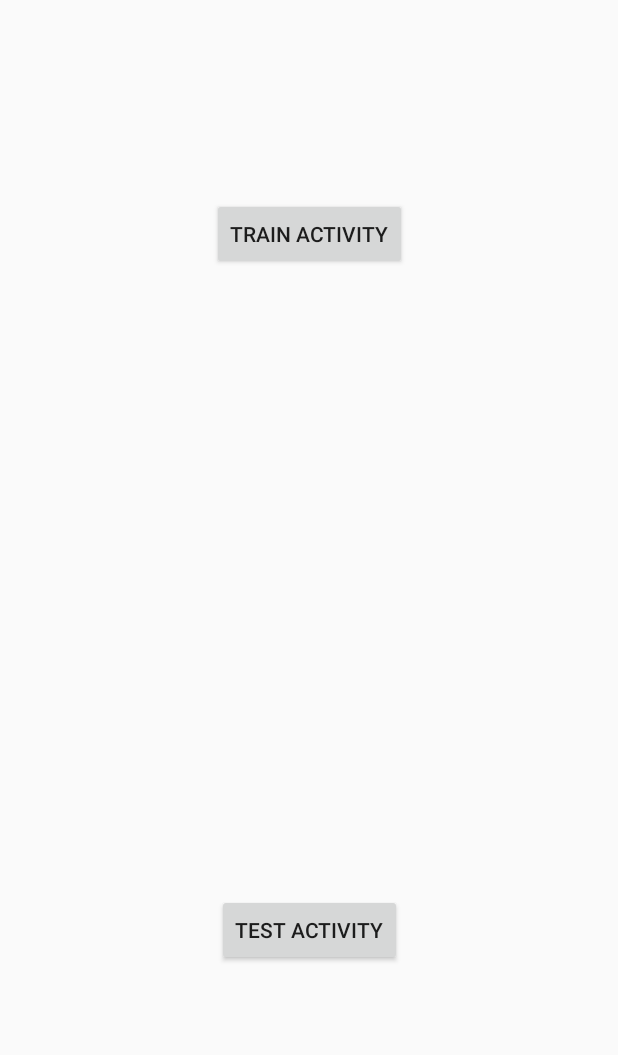
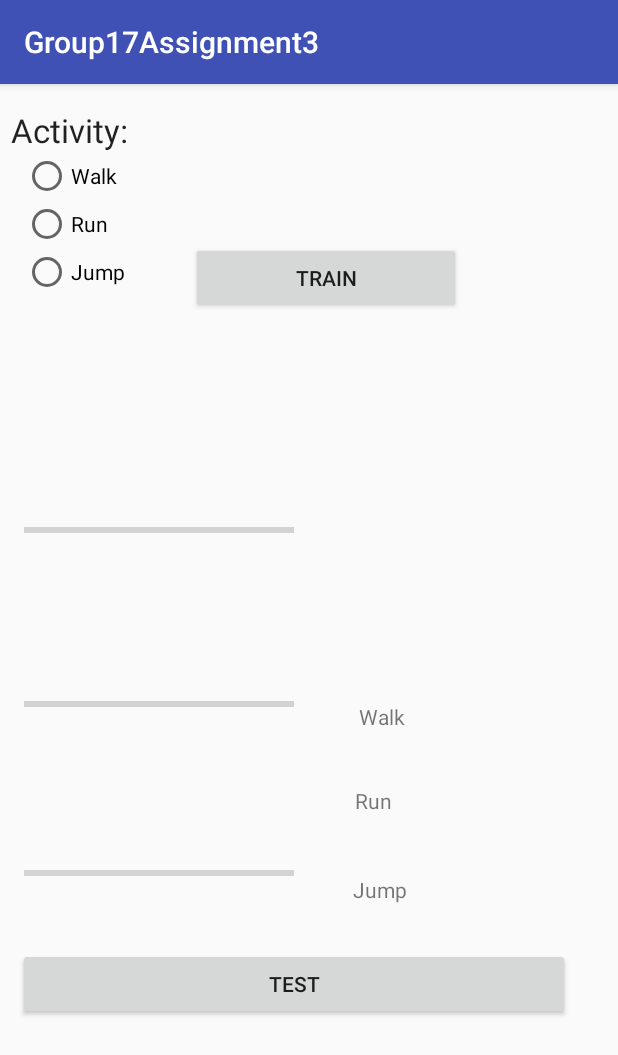
Before and after one commit to kushalbhatt/CSE535_Mobile_Computing, an Android app: the screen it shows after launch (MainActivity), on a phone screen of 412 x 824 dp. Shown: the top 1055 px of the screen. Run offline under Robolectric (Android 15) with nearby library versions, the phone set to English and light mode, and no system bars.

Commit message:
Revert "removed last commit of Rachel"
This reverts commit 827b193a4a0bda8e499cd1f981316dbf5f0e5a54.

```diff
--- a/Group17Assignment3/app/src/main/AndroidManifest.xml
+++ b/Group17Assignment3/app/src/main/AndroidManifest.xml
@@ -13,7 +13,6 @@
         android:roundIcon="@mipmap/ic_launcher_round"
         android:supportsRtl="true"
         android:theme="@style/AppTheme">
-
         <activity android:name=".MainActivity">
             <intent-filter>
                 <action android:name="android.intent.action.MAIN" />
@@ -21,7 +20,6 @@
                 <category android:name="android.intent.category.LAUNCHER" />
             </intent-filter>
         </activity>
-        <activity android:name=".trainActivity" android:label="TrainActivity"></activity>
         <service android:enabled="true" android:name=".SensorListener" />
     </application>
 
--- a/Group17Assignment3/app/src/main/java/com/example/racheldedinsky/group17assignment3/MainActivity.java
+++ b/Group17Assignment3/app/src/main/java/com/example/racheldedinsky/group17assignment3/MainActivity.java
@@ -1,6 +1,5 @@
 package com.example.racheldedinsky.group17assignment3;
 
-import android.app.Activity;
 import android.content.Intent;
 import android.support.v7.app.AppCompatActivity;
 import android.os.Bundle;
@@ -11,50 +10,157 @@ import android.widget.RadioGroup;
 import android.widget.Toast;
 import android.widget.TextView;
 import android.widget.ProgressBar;
-    /**
-     * Created by RachelDedinsky on 4/4/18.
-     */
+import java.util.concurrent.TimeUnit;
 
-    public class MainActivity extends Activity implements View.OnClickListener{
-        Button train, test;
+public class MainActivity extends AppCompatActivity implements View.OnClickListener{
+    //Instatiate the button variables
+    static Button train_button_var, test_button_var;
+    //This is the number of training data sets taken
+    int trainWalkCount, trainRunCount, trainJumpCount;
+    //train button can't be hit unless train_enabled is true
+    static boolean train_enabled=true;
+    //The progress bar associated with the training data
+    ProgressBar progressBar_walk_var, progressBar_run_var, progressBar_jump_var;
+    //Error text box that appears when train is pressed when other processes are running
+    TextView wait_for_not_clicked;
+    //Instantiate an instance of the database
+    DBHandler dbHandler = new DBHandler(this);
+    //table name for the database
+    String tablename = "TEST";
+
     @Override
     protected void onCreate(Bundle savedInstanceState)
     {
         super.onCreate(savedInstanceState);
-            setContentView(R.layout.main);
+        setContentView(R.layout.activity_main);
+        //Initialize variables
+        wait_for_not_clicked = (TextView)findViewById(R.id.waitText);
+        wait_for_not_clicked.setText("");
+        trainWalkCount=0;
+        trainJumpCount=0;
+        trainRunCount=0;
         //Initialize the app view
         initView();
     }
-        public void onClick(View view) {
+    @Override
+    protected void onDestroy() {
+        //kill the service when app closes
+        stopService(new Intent(this,SensorListener.class));
+        dbHandler.close();
+        super.onDestroy();
+    }
+    public void onClick(View view)
+    {
         //switch statement based on which button
-            switch (view.getId()) {
+        switch (view.getId())
+        {
             case R.id.train_button:
-                    startTrainActivity();
-                    //setContentView(R.layout.activity_main);
+                //if the train button is enabled based on if data is being collected
+                if(train_enabled) {
+                    //find which radio button is activated
+                    int checked = ((RadioGroup) findViewById(R.id.rg1)).getCheckedRadioButtonId();
+                    View radioButton = findViewById(checked);
+                    int idx = ((RadioGroup) findViewById(R.id.rg1)).indexOfChild(radioButton);
+                    String activity="";
+
+                    boolean empty_string=false;
+                    //based on index determine which button is being pressed
+                    if (idx == 0) {
+                        activity = "Walk";
+                    } else if (idx == 1) {
+                        activity = "Run";
+                    } else if(idx==2) {
+                        activity = "Jump";
+                    }
+                    else
+                    {
+                        empty_string=true;
+                    }
+                    try {
+                        //the string id will be the concatenation of the first letter of the activity and the trainCount
+                        String activity_id = "";
+                        //if a radio button has been selected, the following will run
+                        if (!(empty_string)) {
+                            train_enabled=false;
+                            enableButton(train_enabled);
+                            Log.d("RACHEL","Enable button false");
+                            if (activity == "Walk" && trainWalkCount<=20) {
+                                trainWalkCount++;
+                                progressBar_walk_var.setProgress(0);
+                                progressBar_walk_var.setProgress(trainWalkCount);
+                                activity_id = "w"+trainWalkCount;
+                            } else if (activity == "Run" && trainRunCount<=20) {
+                                trainRunCount++;
+                                progressBar_run_var.setProgress(0);
+                                progressBar_run_var.setProgress(trainRunCount);
+                                activity_id = "r"+trainRunCount;
+                            } else if (activity == "Jump" && trainJumpCount<=20){
+                                trainJumpCount++;
+                                progressBar_jump_var.setProgress(0);
+                                progressBar_jump_var.setProgress(trainJumpCount);
+                                activity_id = "j"+trainJumpCount;
+                            }
+                            else//catch all statement, should never run
+                            {
+                                Toast.makeText(getApplicationContext(), "Invalid data.", Toast.LENGTH_SHORT).show();
+                            }
+                        }
+                        //If a radio button was never selected, the else will run
+                        else
+                        {
+                            Toast.makeText(getApplicationContext(), "Invalid data. Please enter the details correctly.", Toast.LENGTH_SHORT).show();
+                        }
+                        //Check if sesnor values works more than one time of radio button being hit
+                        Log.d("RACHEL:","START SENSOR");
+                        //Start the sensorlistner to sample accelerometer data
+                        Intent sensorService = new Intent(MainActivity.this,SensorListener.class);
+                        //Use Bundle if any data needs to be passed along with this intent
+                        startService(sensorService);
+                        //set the sensor listener to take the table name for the db, the activity ID, and the activity
+                        SensorListener.setNames(tablename,activity_id,activity);
+                        Toast.makeText(getApplicationContext(), activity_id, Toast.LENGTH_LONG).show();
+                        //Wait while app collects the data
+                        //TODO
+                        //This may be useless button
+                        wait_for_not_clicked.setText("");
+                    } catch (Exception e) {
+                        Toast.makeText(getApplicationContext(), "Invalid data! Please enter the details correctly.", Toast.LENGTH_SHORT).show();
+                    }
+                }
+                else
+                {
+                    wait_for_not_clicked.setText("Please wait while collecting data");
+                }
                 break;
             case R.id.test_button:
-                    //startTestActivity();
-                    //setContentView(R.layout.test);
                 break;
         }
     }
+    static public void enableButton(boolean train_enable)
+    {
+        train_enabled= train_enable;
+        train_button_var.setClickable(train_enabled);
+        train_button_var.setEnabled(train_enable);
+    }
     public void initView() {
 
-            test = findViewById(R.id.test_button);
-            train= findViewById(R.id.train_button);
+        // Assign buttons to variables
+        progressBar_walk_var = (ProgressBar) findViewById(R.id.progressBarWalk);
+        progressBar_walk_var.setProgress(trainWalkCount);
+        progressBar_walk_var.setMax(20);
+        progressBar_run_var = (ProgressBar) findViewById(R.id.progressBarRun);
+        progressBar_run_var.setProgress(trainRunCount);
+        progressBar_run_var.setMax(20);
+        progressBar_jump_var = (ProgressBar) findViewById(R.id.progressBarJump);
+        progressBar_jump_var.setProgress(trainJumpCount);
+        progressBar_jump_var.setMax(20);
+
+        test_button_var = findViewById(R.id.test_button);
+        train_button_var= findViewById(R.id.train_button);
 
         // Set on-click listeners to buttons (described here: https://www.youtube.com/watch?v=GtxVILjLcw8K)
-            test.setOnClickListener(this);
-            train.setOnClickListener(this);
+        test_button_var.setOnClickListener(this);
+        train_button_var.setOnClickListener(this);
 
     }
-        public void startTrainActivity() {
-            Intent someActivity = new Intent(MainActivity.this, trainActivity.class);
-            startActivity(someActivity);
 }
-        /*
-        public void startTestActivity() {
-            Intent someActivity = new Intent(MainActivity.this, testActivity.class);
-            startActivity(someActivity);
-        }*/
-}
--- a/Group17Assignment3/app/src/main/java/com/example/racheldedinsky/group17assignment3/SensorListener.java
+++ b/Group17Assignment3/app/src/main/java/com/example/racheldedinsky/group17assignment3/SensorListener.java
@@ -81,7 +81,7 @@ public class SensorListener  extends Service implements SensorEventListener {
         if(counter>=50)
         {
             stopListener();
-            trainActivity.enableButton(true);
+            MainActivity.enableButton(true);
             sendToDatabase(dbActivityId,al,dbActivityLabel);
             al.clear();
             dbActivityId="";
--- a/Group17Assignment3/app/src/main/res/layout/main.xml
+++ /dev/null
@@ -1,27 +0,0 @@
-<?xml version="1.0" encoding="utf-8"?>
-<android.support.constraint.ConstraintLayout xmlns:android="http://schemas.android.com/apk/res/android"
-    xmlns:app="http://schemas.android.com/apk/res-auto"
-    xmlns:tools="http://schemas.android.com/tools"
-    android:layout_width="match_parent"
-    android:layout_height="match_parent">
-
-    <Button
-        android:id="@+id/train_button"
-        android:layout_width="wrap_content"
-        android:layout_height="wrap_content"
-        android:layout_marginTop="132dp"
-        android:text="Train Activity"
-        app:layout_constraintEnd_toEndOf="parent"
-        app:layout_constraintStart_toStartOf="parent"
-        app:layout_constraintTop_toTopOf="parent" />
-
-    <Button
-        android:id="@+id/test_button"
-        android:layout_width="wrap_content"
-        android:layout_height="wrap_content"
-        android:layout_marginBottom="180dp"
-        android:text="Test Activity"
-        app:layout_constraintBottom_toBottomOf="parent"
-        app:layout_constraintEnd_toEndOf="parent"
-        app:layout_constraintStart_toStartOf="parent" />
-</android.support.constraint.ConstraintLayout>
```
Also changed, not shown: Group17Assignment3/app/src/main/java/com/example/racheldedinsky/group17assignment3/trainActivity.java (deleted, +0 -165 lines). Lines whose indentation alone changed are shown as unchanged.
